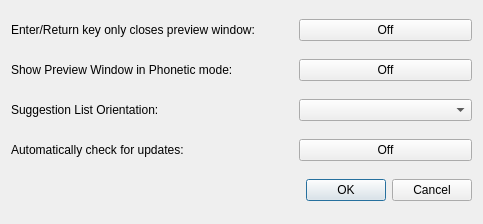
Before: the Qt Designer form src/frontend/SettingsDialog.ui in OpenBangla/OpenBangla-Keyboard, drawn with Qt 5.
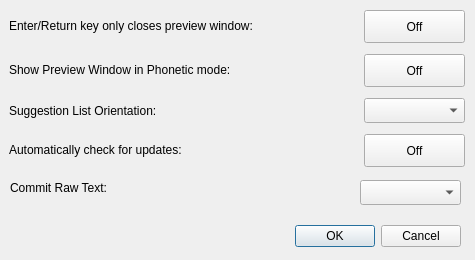
After: the same form once the commit is applied.

Commit message: Make the commit raw text key customizable.

```diff
--- a/src/frontend/SettingsDialog.ui
+++ b/src/frontend/SettingsDialog.ui
@@ -6,8 +6,8 @@
    <rect>
     <x>0</x>
     <y>0</y>
-    <width>483</width>
-    <height>224</height>
+    <width>475</width>
+    <height>260</height>
    </rect>
   </property>
   <property name="sizePolicy">
@@ -19,15 +19,15 @@
   <property name="windowTitle">
    <string>Settings</string>
   </property>
-  <layout class="QGridLayout" name="gridLayout">
-   <property name="horizontalSpacing">
-    <number>40</number>
-   </property>
-   <property name="verticalSpacing">
-    <number>10</number>
-   </property>
-   <item row="0" column="1">
     <widget class="QPushButton" name="btnClosePrevWin">
+   <property name="geometry">
+    <rect>
+     <x>364</x>
+     <y>10</y>
+     <width>101</width>
+     <height>33</height>
+    </rect>
+   </property>
      <property name="text">
       <string>Off</string>
      </property>
@@ -35,9 +35,15 @@
       <bool>true</bool>
      </property>
     </widget>
-   </item>
-   <item row="3" column="1">
     <widget class="QPushButton" name="btnCheckUpdate">
+   <property name="geometry">
+    <rect>
+     <x>364</x>
+     <y>134</y>
+     <width>101</width>
+     <height>33</height>
+    </rect>
+   </property>
      <property name="text">
       <string>Off</string>
      </property>
@@ -45,12 +51,25 @@
       <bool>true</bool>
      </property>
     </widget>
-   </item>
-   <item row="2" column="1">
-    <widget class="QComboBox" name="cmbOrientation"/>
-   </item>
-   <item row="3" column="0">
+  <widget class="QComboBox" name="cmbOrientation">
+   <property name="geometry">
+    <rect>
+     <x>364</x>
+     <y>98</y>
+     <width>101</width>
+     <height>25</height>
+    </rect>
+   </property>
+  </widget>
     <widget class="QLabel" name="label_4">
+   <property name="geometry">
+    <rect>
+     <x>9</x>
+     <y>142</y>
+     <width>223</width>
+     <height>17</height>
+    </rect>
+   </property>
      <property name="sizePolicy">
       <sizepolicy hsizetype="Fixed" vsizetype="Fixed">
        <horstretch>0</horstretch>
@@ -61,9 +80,15 @@
       <string>&lt;html&gt;&lt;head/&gt;&lt;body&gt;&lt;p&gt;Automatically check for updates:&lt;/p&gt;&lt;/body&gt;&lt;/html&gt;</string>
      </property>
     </widget>
-   </item>
-   <item row="1" column="1">
     <widget class="QPushButton" name="btnShowPrevWin">
+   <property name="geometry">
+    <rect>
+     <x>364</x>
+     <y>54</y>
+     <width>101</width>
+     <height>33</height>
+    </rect>
+   </property>
      <property name="text">
       <string>Off</string>
      </property>
@@ -71,9 +96,15 @@
       <bool>true</bool>
      </property>
     </widget>
-   </item>
-   <item row="4" column="0" colspan="2">
     <widget class="QDialogButtonBox" name="buttonBox">
+   <property name="geometry">
+    <rect>
+     <x>10</x>
+     <y>220</y>
+     <width>451</width>
+     <height>33</height>
+    </rect>
+   </property>
      <property name="orientation">
       <enum>Qt::Horizontal</enum>
      </property>
@@ -81,9 +112,15 @@
       <set>QDialogButtonBox::Cancel|QDialogButtonBox::Ok</set>
      </property>
     </widget>
-   </item>
-   <item row="0" column="0">
     <widget class="QLabel" name="label">
+   <property name="geometry">
+    <rect>
+     <x>9</x>
+     <y>18</y>
+     <width>315</width>
+     <height>17</height>
+    </rect>
+   </property>
      <property name="sizePolicy">
       <sizepolicy hsizetype="Fixed" vsizetype="Fixed">
        <horstretch>0</horstretch>
@@ -96,9 +133,15 @@
                         </string>
      </property>
     </widget>
-   </item>
-   <item row="2" column="0">
     <widget class="QLabel" name="label_3">
+   <property name="geometry">
+    <rect>
+     <x>9</x>
+     <y>102</y>
+     <width>191</width>
+     <height>17</height>
+    </rect>
+   </property>
      <property name="sizePolicy">
       <sizepolicy hsizetype="Fixed" vsizetype="Fixed">
        <horstretch>0</horstretch>
@@ -109,9 +152,15 @@
       <string>Suggestion List Orientation:</string>
      </property>
     </widget>
-   </item>
-   <item row="1" column="0">
     <widget class="QLabel" name="label_2">
+   <property name="geometry">
+    <rect>
+     <x>9</x>
+     <y>62</y>
+     <width>280</width>
+     <height>17</height>
+    </rect>
+   </property>
      <property name="sizePolicy">
       <sizepolicy hsizetype="Fixed" vsizetype="Fixed">
        <horstretch>0</horstretch>
@@ -122,8 +171,29 @@
       <string>&lt;html&gt;&lt;head/&gt;&lt;body&gt;&lt;p&gt;Show Preview Window in Phonetic mode:&lt;/p&gt;&lt;/body&gt;&lt;/html&gt;</string>
      </property>
     </widget>
-   </item>
-  </layout>
+  <widget class="QLabel" name="label_5">
+   <property name="geometry">
+    <rect>
+     <x>10</x>
+     <y>180</y>
+     <width>241</width>
+     <height>17</height>
+    </rect>
+   </property>
+   <property name="text">
+    <string>&lt;html&gt;&lt;head/&gt;&lt;body&gt;&lt;p&gt;Commit Raw Text:&lt;/p&gt;&lt;/body&gt;&lt;/html&gt;</string>
+   </property>
+  </widget>
+  <widget class="QComboBox" name="cmbRawTxt">
+   <property name="geometry">
+    <rect>
+     <x>360</x>
+     <y>180</y>
+     <width>101</width>
+     <height>25</height>
+    </rect>
+   </property>
+  </widget>
  </widget>
  <resources/>
  <connections>
```
Lines whose indentation alone changed are shown as unchanged. The commit also changes 7 other files.
